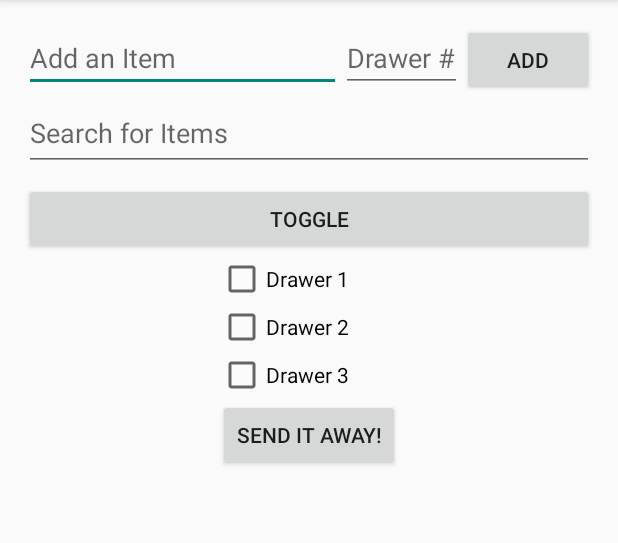
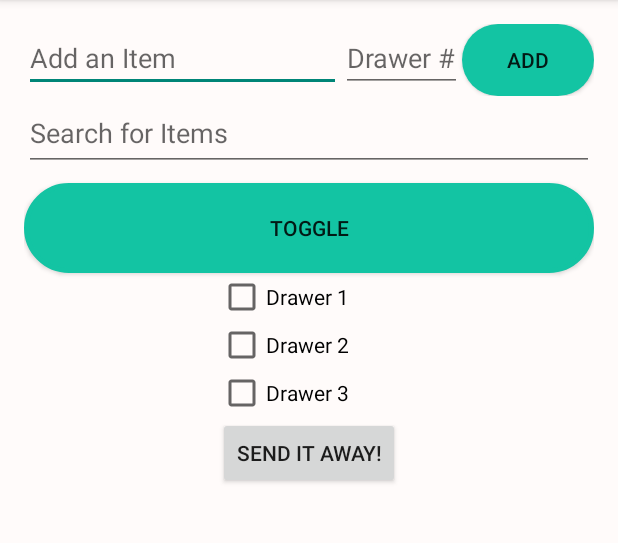
Before and after one commit to vishalkuo/HackTheNorth, an Android app: the screen it shows after launch (MainActivity), on a phone screen of 412 x 824 dp, the part 84-627 px from its top. Run offline under Robolectric (Android 15) with nearby library versions, the phone set to English and light mode, and no system bars; libraries missing offline, so code that uses them is left out: io.particle.android, retrofit.client; 1 statement that could not run was skipped.

Commit message:
New design

```diff
--- /dev/null
+++ b/Android/Kitchen-Ehhd/app/src/main/res/drawable/btn_normal.xml
@@ -0,0 +1,23 @@
+<?xml version="1.0" encoding="utf-8"?>
+<shape xmlns:android="http://schemas.android.com/apk/res/android" android:shape="rectangle" >
+    <corners
+        android:radius="100dp"
+        />
+    <solid
+        android:color="#13C4A3"
+        />
+    <padding
+        android:left="0dp"
+        android:top="0dp"
+        android:right="0dp"
+        android:bottom="0dp"
+        />
+    <size
+        android:width="270dp"
+        android:height="60dp"
+        />
+    <stroke
+        android:width="3dp"
+        android:color="#13C4A3"
+        />
+</shape>
--- /dev/null
+++ b/Android/Kitchen-Ehhd/app/src/main/res/drawable/btn_press.xml
@@ -0,0 +1,23 @@
+<?xml version="1.0" encoding="utf-8"?>
+<shape xmlns:android="http://schemas.android.com/apk/res/android" android:shape="rectangle" >
+    <corners
+        android:radius="100dp"
+        />
+    <solid
+        android:color="#006cff"
+        />
+    <padding
+        android:left="0dp"
+        android:top="0dp"
+        android:right="0dp"
+        android:bottom="0dp"
+        />
+    <size
+        android:width="270dp"
+        android:height="60dp"
+        />
+    <stroke
+        android:width="3dp"
+        android:color="#006cff"
+        />
+</shape>
--- /dev/null
+++ b/Android/Kitchen-Ehhd/app/src/main/res/drawable/btn_selector.xml
@@ -0,0 +1,24 @@
+<?xml version="1.0" encoding="utf-8"?>
+
+<selector xmlns:android="http://schemas.android.com/apk/res/android">
+    <item android:state_window_focused="false" android:state_enabled="true"
+        android:drawable="@drawable/btn_normal" />
+
+
+    <item  android:state_enabled="false"
+        android:drawable="@drawable/btn_normal" />
+
+
+    <item android:state_pressed="true"
+        android:drawable="@drawable/btn_press" />
+
+
+    <item android:state_focused="true"
+        android:drawable="@drawable/btn_press" />
+
+
+    <item android:state_enabled="true"
+        android:drawable="@drawable/btn_normal" />
+
+
+</selector>
--- /dev/null
+++ b/Android/Kitchen-Ehhd/app/src/main/res/drawable/circle_button.xml
@@ -0,0 +1,9 @@
+<?xml version="1.0" encoding="utf-8"?>
+<shape xmlns:android="http://schemas.android.com/apk/res/android"
+    android:shape="rectangle">
+    <solid android:color="#13C4A3" />
+    <corners android:bottomRightRadius="50dp"
+        android:bottomLeftRadius="50dp"
+        android:topRightRadius="50dp"
+        android:topLeftRadius="50dp"/>
+</shape>
--- a/Android/Kitchen-Ehhd/app/src/main/res/layout/activity_main.xml
+++ b/Android/Kitchen-Ehhd/app/src/main/res/layout/activity_main.xml
@@ -7,7 +7,8 @@
     android:paddingTop="@dimen/activity_vertical_margin"
     android:paddingBottom="@dimen/activity_vertical_margin"
     android:orientation="vertical"
-    tools:context=".MainActivity">
+    tools:context=".MainActivity"
+    android:background="#FFFBFA">
     <LinearLayout
         android:layout_width="fill_parent"
         android:layout_height="wrap_content"
@@ -28,7 +29,8 @@
             android:id="@+id/add_item_button"
             android:layout_width="wrap_content"
             android:layout_height="wrap_content"
-            android:text="@string/add_button"/>
+            android:text="@string/add_button"
+            android:background="@drawable/circle_button"/>
     </LinearLayout>
     <EditText
         android:id = "@+id/search_bar"
@@ -38,7 +40,8 @@
         android:id="@+id/toggleBtn"
         android:text="Toggle"
         android:layout_width="match_parent"
-        android:layout_height="wrap_content" />
+        android:layout_height="wrap_content"
+        android:background="@drawable/btn_selector"/>
     <ListView
         android:id="@+id/search_items"
         android:layout_width="match_parent"
```
